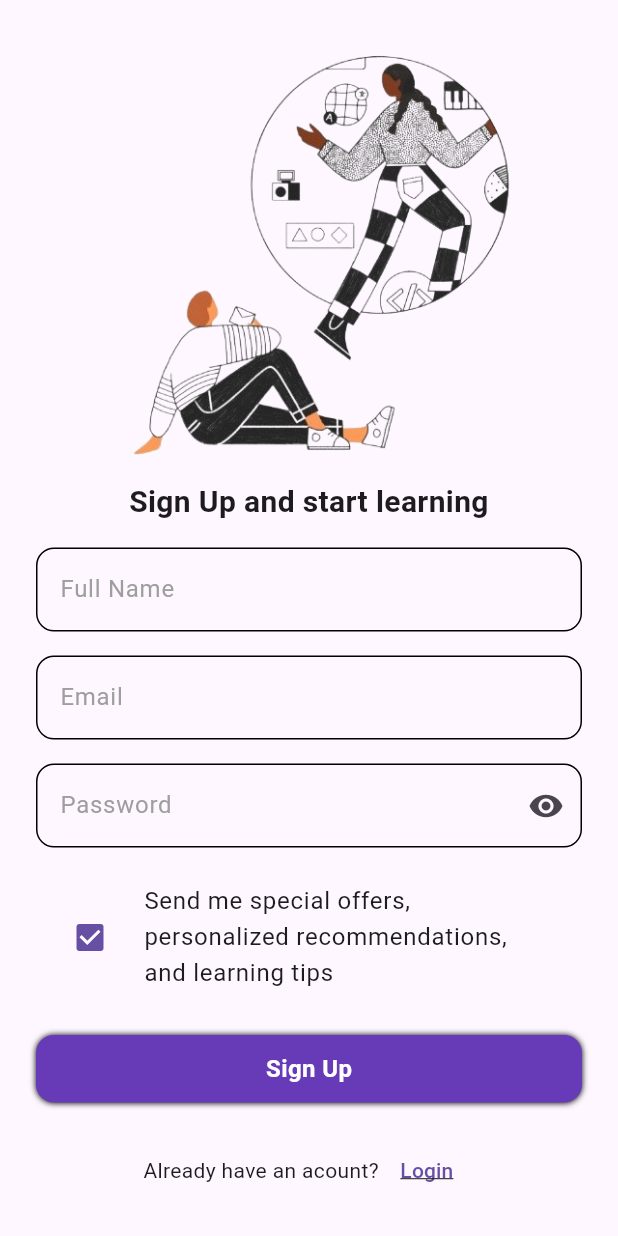
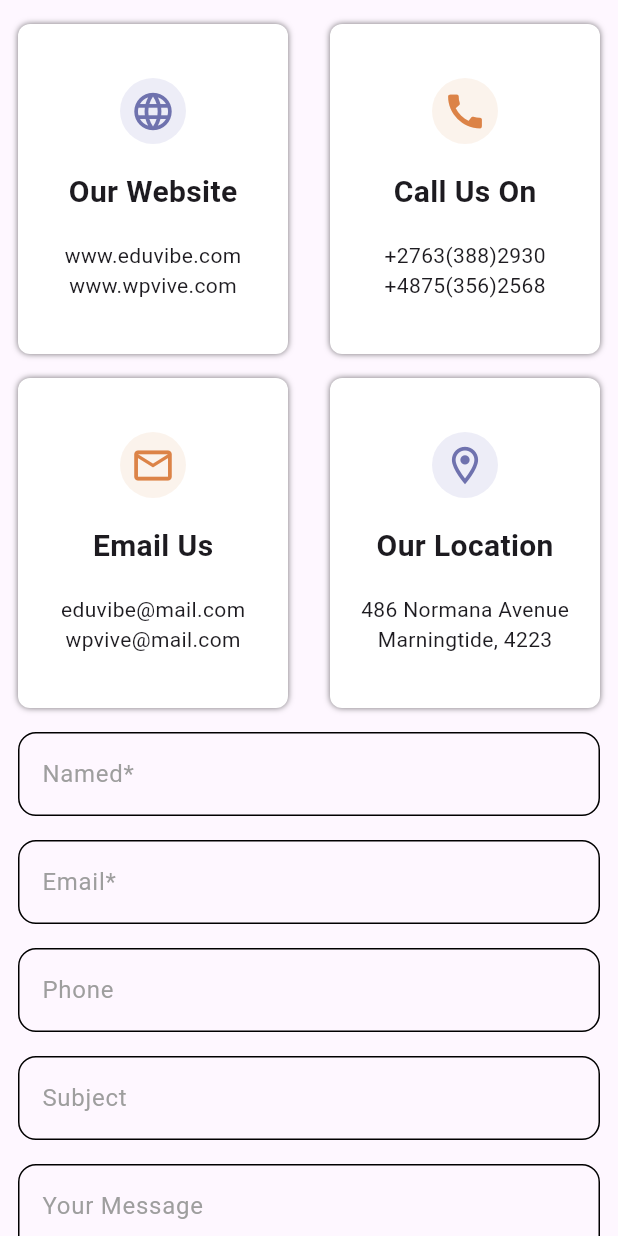
Before and after one commit to SaraWahba/Final_Project_Grad_Flutter, a Flutter app: the screen it shows after launch, after a tap on "Sign up", on a phone screen of 412 x 824 dp. Run offline on Flutter 3.47's test engine with Material 3 defaults, Android fonts, the phone set to English and light mode, and no system bars.

Commit message:
Contact Us

```diff
--- a/lib/main.dart
+++ b/lib/main.dart
@@ -1,4 +1,5 @@
 
+import 'package:final_project_grad_flutter/views/contact_us_view.dart';
 import 'package:final_project_grad_flutter/views/login_view.dart';
 import 'package:final_project_grad_flutter/views/sign_up.dart';
 import 'package:flutter/material.dart';
@@ -19,6 +20,7 @@ class ThinkTank extends StatelessWidget {
     routes: {
       LoginView.id: (context) => const LoginView(),
       SignUpView.id: (context) => const SignUpView(),
+      ContactUSView.id : (context) => const ContactUSView(),
     }
     );
   }
--- /dev/null
+++ b/lib/views/contact_us_view.dart
@@ -0,0 +1,72 @@
+import 'package:final_project_grad_flutter/widgets/custom_item.dart';
+import 'package:final_project_grad_flutter/widgets/form_contact_us.dart';
+import 'package:final_project_grad_flutter/widgets/widget_text_form_field.dart';
+import 'package:flutter/material.dart';
+
+class ContactUSView extends StatelessWidget {
+  const ContactUSView({super.key});
+  static String id = "ContactUSView";
+  @override
+  Widget build(BuildContext context) {
+    return Scaffold(
+     body: SingleChildScrollView(
+       child: SafeArea(
+         child: Padding(
+           padding: const EdgeInsets.symmetric(horizontal: 12,vertical: 16),
+           child: Column(
+               children: [
+                 Column(
+                   children: [
+                     Row(
+                       mainAxisAlignment: MainAxisAlignment.spaceBetween,
+                       children: [
+                         CustomItem(
+                             text: 'Our Website',
+                             text1: 'www.eduvibe.com',
+                             text2: 'www.wpvive.com',
+                             icon: Icons.language,
+                             colors: Color(0xFFEDEDF7),
+                             color: Color(0xFF6F72AE)),
+
+                         CustomItem(
+                             text: 'Call Us On',
+                             text1: '+2763(388)2930',
+                             text2: '+4875(356)2568',
+                             icon: Icons.call,
+                             colors: Color(0xFFFBF3EC),
+                             color: Color(0xFFDC8347))
+                       ],
+                     ),
+                     SizedBox(height: 16),
+                     Row(
+                       mainAxisAlignment: MainAxisAlignment.spaceBetween,
+                       children: [
+                         CustomItem(
+                             text: 'Email Us',
+                             text1: 'eduvibe@mail.com',
+                             text2: 'wpvive@mail.com',
+                             icon: Icons.email_outlined,
+                             colors: Color(0xFFFBF3EC),
+                             color: Color(0xFFDC8347)),
+                         CustomItem(
+                             text: 'Our Location',
+                             text1: '486 Normana Avenue',
+                             text2: 'Marningtide, 4223',
+                             icon: Icons.location_on_outlined,
+                             colors: Color(0xFFEDEDF7),
+                             color: Color(0xFF6F72AE)
+                         )
+                       ],
+                     )
+                   ],
+                 ),
+                 SizedBox(height: 16),
+                 FormContactUs(),
+               ],
+           ),
+         ),
+       ),
+     ),
+    );
+  }
+}
--- a/lib/views/login_view.dart
+++ b/lib/views/login_view.dart
@@ -1,3 +1,4 @@
+import 'package:final_project_grad_flutter/views/contact_us_view.dart';
 import 'package:final_project_grad_flutter/views/sign_up.dart';
 import 'package:final_project_grad_flutter/widgets/auth_text_widget.dart';
 import 'package:final_project_grad_flutter/widgets/coustom_image.dart';
@@ -55,7 +56,8 @@ class LoginView extends StatelessWidget {
                   children: [
                     Text("Don't have an account?"),
                     TextButton(onPressed: (){
-                      Navigator.pushNamed(context, SignUpView.id);
+                      // Navigator.pushNamed(context, SignUpView.id);
+                      Navigator.pushNamed(context, ContactUSView.id);
                     }, child: Text('Sign up',
                       style: TextStyle(
                         decoration: TextDecoration.underline,
@@ -63,6 +65,17 @@ class LoginView extends StatelessWidget {
                     ),
                     )
                   ],
+                ),
+                CustomDivider(heigth: 2,endIndent: 10,indent: 10,thickness: 2),
+                TextButton(onPressed: (){
+                  Navigator.pushNamed(context, SignUpView.id);
+                }, child: Text('Login with your organization',
+                  style: TextStyle(
+                    fontSize: 20,
+                    fontWeight: FontWeight.bold,
+                    decoration: TextDecoration.underline,
+                  ),
+                ),
                 )
               ],
             ),
--- a/lib/views/sign_up.dart
+++ b/lib/views/sign_up.dart
@@ -1,9 +1,6 @@
 import 'package:final_project_grad_flutter/views/login_view.dart';
 import 'package:final_project_grad_flutter/widgets/auth_text_widget.dart';
 import 'package:final_project_grad_flutter/widgets/coustom_image.dart';
-import 'package:final_project_grad_flutter/widgets/custom_divider.dart';
-import 'package:final_project_grad_flutter/widgets/custom_icon.dart';
-import 'package:final_project_grad_flutter/widgets/form_login.dart';
 import 'package:final_project_grad_flutter/widgets/form_sign_up.dart';
 import 'package:flutter/material.dart';
 
--- /dev/null
+++ b/lib/widgets/custom_item.dart
@@ -0,0 +1,45 @@
+import 'package:flutter/material.dart';
+class CustomItem extends StatelessWidget {
+  const CustomItem({super.key, required this.text, required this.icon, required this.colors, required this.color, required this.text1, required this.text2});
+  final String text , text1, text2 ;
+  final IconData icon ;
+  final Color colors , color ;
+  @override
+  Widget build(BuildContext context) {
+    return Container(
+      decoration: BoxDecoration(
+        color: Colors.white,
+        borderRadius: BorderRadius.circular(8),
+        boxShadow: <BoxShadow>[
+          BoxShadow(
+              color: Colors.black54,
+              blurRadius: 3,
+              // offset: Offset(0.0, 0.25)
+          )
+        ],
+      ),
+      width: 180,
+      height: 220,
+      child: Column(
+        mainAxisAlignment: MainAxisAlignment.center,
+        children: [
+           CircleAvatar(
+             radius: 22,
+             backgroundColor: colors,
+             child: Icon(icon,color: color,size: 30),
+           ),
+          SizedBox(height: 17.5),
+          Text(text,
+          style: TextStyle(
+            fontWeight: FontWeight.bold,
+            fontSize: 20
+          ),
+          ),
+          SizedBox(height: 17.5),
+          Text(text1),
+          Text(text2),
+        ],
+      ),
+    );
+  }
+}
--- /dev/null
+++ b/lib/widgets/form_contact_us.dart
@@ -0,0 +1,37 @@
+import 'package:final_project_grad_flutter/widgets/custom_button.dart';
+import 'package:final_project_grad_flutter/widgets/widget_text_form_field.dart';
+import 'package:flutter/material.dart';
+class FormContactUs extends StatelessWidget {
+  const FormContactUs({super.key});
+
+  @override
+  Widget build(BuildContext context) {
+    return Form(
+        child: Column(
+            children: [
+              WidgetTextFormField(hintText: 'Named*'),
+              SizedBox(
+                height: 16,
+              ),
+              WidgetTextFormField(hintText: 'Email*'),
+              SizedBox(
+                height: 16,
+              ),
+              WidgetTextFormField(hintText: 'Phone'),
+              SizedBox(
+                height: 16,
+              ),
+              WidgetTextFormField(hintText: 'Subject'),
+              SizedBox(
+                height: 16,
+              ),
+              WidgetTextFormField(hintText: 'Your Message',maxLines: 5),
+              SizedBox(
+                height: 16,
+              ),
+              CustomButton(text: 'Submit Now ->'),
+            ],
+        )
+    );
+  }
+}
--- a/lib/widgets/form_sign_up.dart
+++ b/lib/widgets/form_sign_up.dart
@@ -37,6 +37,20 @@ class _FormSignUpState extends State<FormSignUp> {
           ),
           obscureText: obscureText,
         ),
+        SizedBox(height: 16),
+        AuthTextFormField(
+          hintText: 'Confirm Password',
+          suffixIcon: IconButton(
+            onPressed: () {
+              obscureText =! obscureText ;
+              setState(() {
+
+              });
+            },
+            icon: Icon(obscureText ? Icons.visibility : Icons.visibility_off ),
+          ),
+          obscureText: obscureText,
+        ),
         SizedBox(
           height: 16,
         ),
--- /dev/null
+++ b/lib/widgets/widget_text_form_field.dart
@@ -0,0 +1,58 @@
+import 'package:flutter/material.dart';
+class WidgetTextFormField extends StatelessWidget {
+  const WidgetTextFormField({
+    super.key,
+    this.controller,
+    this.validatorMassage,
+    required this.hintText,
+    this.maxLines,
+    this.onChanged,
+    this.onSaved,
+    this.keyboardType,
+  });
+  final TextEditingController? controller;
+  final String? validatorMassage;
+  final String hintText;
+  final int? maxLines ;
+  final TextInputType? keyboardType;
+  final void Function(String)? onChanged;
+  final void Function(String?)? onSaved;
+
+  @override
+  Widget build(BuildContext context) {
+    return TextFormField(
+      maxLines: maxLines ,
+      controller: controller,
+      validator: (value) {
+        if (value?.isEmpty ?? true) {
+          return validatorMassage ;
+        } else {
+          return null;
+        }
+      },
+      // textAlign: TextAlign.center,
+      onChanged: onChanged,
+      onSaved: onSaved,
+      keyboardType: keyboardType,
+      decoration: InputDecoration(
+        hintText: hintText,
+        hintStyle: TextStyle(color: Colors.grey),
+        // contentPadding: const EdgeInsets.symmetric(vertical: 0, horizontal: 12),
+        border: buildBorder(),
+        enabledBorder: buildBorder(color: Colors.black),
+        focusedBorder: buildBorder(color: Colors.deepPurple),
+      ),
+    );
+  }
+
+  OutlineInputBorder buildBorder({
+    Color? color,
+  }) {
+    return OutlineInputBorder(
+        borderRadius: BorderRadius.circular(12),
+        borderSide: BorderSide(
+          color: color ?? Colors.grey,
+        )
+    );
+  }
+}
```
Also changed, not shown: Screenshot_20240624_024414.png (deleted), Screenshot_20240624_024441.png (deleted), assets/images/about us.jpeg (added), assets/images/about.png (added), lib/views/about_us_view.dart (added).
